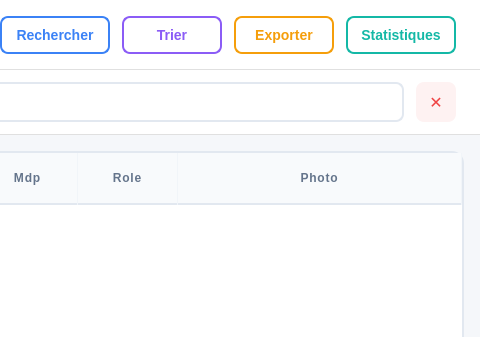
First picture: the form in users.ui, repository Mohamedrayenouerghui/Smart_Reaseach_Publication_Management, before the edit; both pictures show x 440 to 920 and y 0 to 337 of the 920 by 660 pixel window.
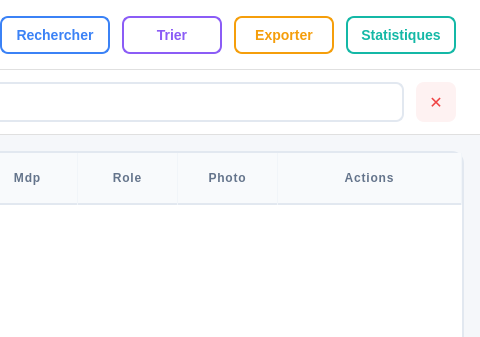
Second picture: the form after the edit.

Commit message: Add prototype user with modify and delete buttons

Diff of the .ui file:
```diff
--- a/users.ui
+++ b/users.ui
@@ -602,6 +602,11 @@
           <string>Photo</string>
          </property>
         </column>
+        <column>
+         <property name="text">
+          <string>Actions</string>
+         </property>
+        </column>
        </widget>
       </item>
      </layout>
```
The commit also changes 1 other file.
